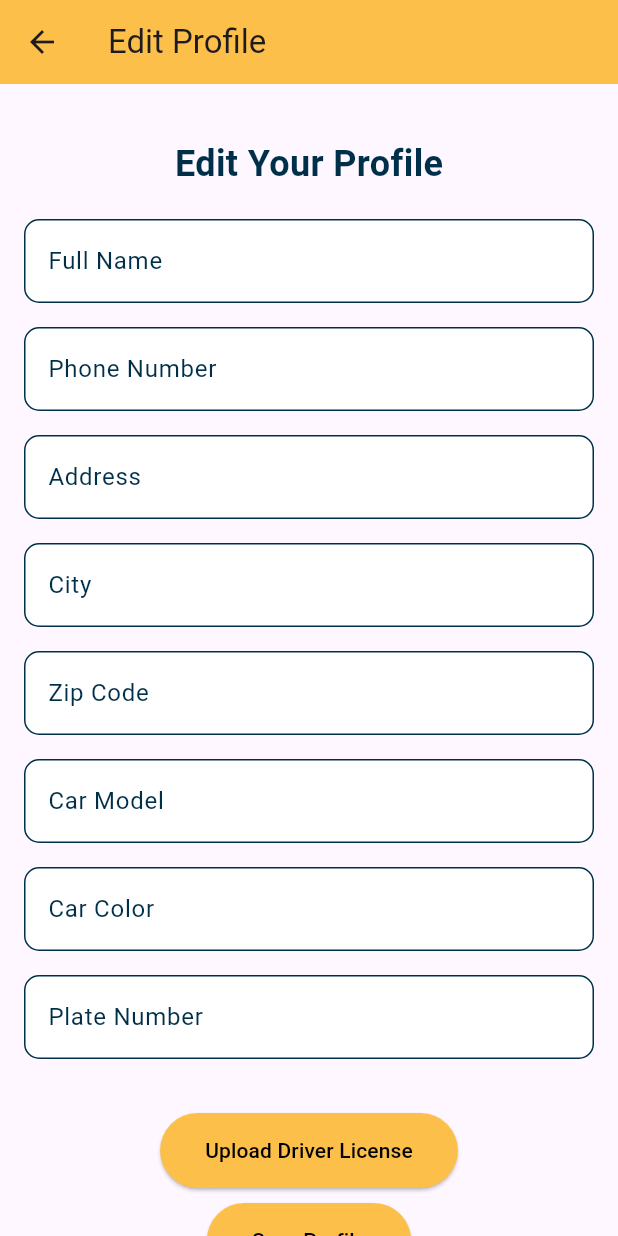
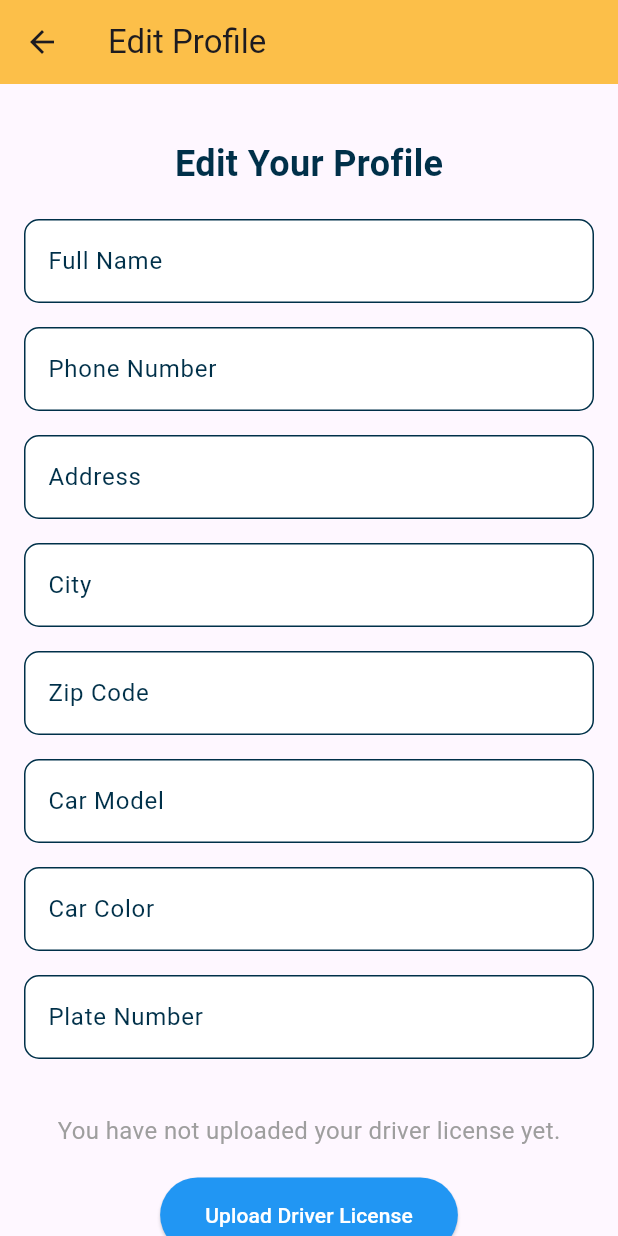
Before and after one commit to jessicamaximo23/HangryAppFlutter, a Flutter app: the EditProfileScreenDriver screen opened directly with empty values, on a phone screen of 412 x 824 dp. Run offline on Flutter 3.47's test engine with Material 3 defaults, Android fonts, the phone set to English and light mode, and no system bars; our stand-ins replace firebase_auth, firebase_core, firebase_database, firebase_storage, image_picker; missing offline and left inert: dart:ffi; accounts and stored records are empty.

Commit message:
Start alert for user see the status for driver license

```diff
--- a/lib/driverprofile_screen.dart
+++ b/lib/driverprofile_screen.dart
@@ -263,6 +263,7 @@ class EditProfileScreenDriver extends StatefulWidget {
 
   @override
   _EditProfileScreenDriverState createState() => _EditProfileScreenDriverState();
+
 }
 
 class _EditProfileScreenDriverState extends State<EditProfileScreenDriver> {
@@ -279,9 +280,170 @@ class _EditProfileScreenDriverState extends State<EditProfileScreenDriver> {
   String? _driverLicenseUrl;
 
   @override
+  Widget build(BuildContext context) {
+    return Scaffold(
+      appBar: AppBar(
+        title: const Text('Edit Profile'),
+        backgroundColor: hangryYellow,
+        elevation: 0,
+      ),
+      body: SingleChildScrollView(
+        child: Padding(
+          padding: const EdgeInsets.all(16.0),
+          child: Column(
+            crossAxisAlignment: CrossAxisAlignment.start,
+            children: [
+              const SizedBox(height: 20),
+              Center(
+                child: Text(
+                  'Edit Your Profile',
+                  style: TextStyle(
+                    fontSize: 24,
+                    fontWeight: FontWeight.bold,
+                    color: hangryBlue,
+                  ),
+                ),
+              ),
+              const SizedBox(height: 20),
+
+
+              _buildStyledTextField(fullnameController, 'Full Name'),
+              _buildStyledTextField(phoneNumberController, 'Phone Number'),
+              _buildStyledTextField(addressController, 'Address'),
+              _buildStyledTextField(cityController, 'City'),
+              _buildStyledTextField(zipCodeController, 'Zip Code'),
+              _buildStyledTextField(carModelController, 'Car Model'),
+              _buildStyledTextField(carColorController, 'Car Color'),
+              _buildStyledTextField(plateNumberController, 'Plate Number'),
+
+              const SizedBox(height: 20),
+
+              Center(
+                child: Column(
+                  children: [
+
+                    StreamBuilder<DatabaseEvent>(
+                      stream: FirebaseDatabase.instance
+                          .ref("users/${widget.userId}/profile/status")
+                          .onValue,
+                      builder: (context, snapshot) {
+                        if (snapshot.connectionState == ConnectionState.waiting) {
+                          return CircularProgressIndicator(); // Exibe um loading enquanto carrega
+                        } else if (snapshot.hasError) {
+                          return Text(
+                            'Error: ${snapshot.error}',
+                            style: TextStyle(color: Colors.red),
+                          );
+                        } else if (!snapshot.hasData || snapshot.data!.snapshot.value == null) {
+                          // Se não houver status, o usuário ainda não fez o upload da foto
+                          return Column(
+                            children: [
+                              Text(
+                                'You have not uploaded your driver license yet.',
+                                style: TextStyle(color: Colors.grey, fontSize: 16),
+                              ),
+                              SizedBox(height: 20),
+                              ElevatedButton(
+                                onPressed: _pickImage, // Método para selecionar a foto
+                                style: ElevatedButton.styleFrom(
+                                  backgroundColor: Colors.blue,
+                                  foregroundColor: Colors.white,
+                                  padding: EdgeInsets.symmetric(horizontal: 30, vertical: 15),
+                                ),
+                                child: Text('Upload Driver License'),
+                              ),
+                            ],
+                          );
+                        } else {
+                          String status = snapshot.data!.snapshot.value as String;
+
+                          // Mensagens personalizadas para cada status
+                          String message;
+                          Color color;
+                          IconData icon;
+
+                          switch (status) {
+                            case 'pending':
+                              message = 'Your driver license is under review. ';
+                              color = Colors.orange;
+                              icon = Icons.access_time;
+                              break;
+                            case 'approved':
+                              message = 'Your driver license has been approved.';
+                              color = Colors.green;
+                              icon = Icons.check_circle;
+                              break;
+                            case 'rejected':
+                              message = 'Your driver license has been rejected.';
+                              color = Colors.red;
+                              icon = Icons.error;
+                              break;
+                            default:
+                              message = 'You can upload your driver license now.';
+                              color = Colors.blue;
+                              icon = Icons.upload;
+                          }
+
+                          return Column(
+                            children: [
+                              Row(
+                                mainAxisAlignment: MainAxisAlignment.center,
+                                children: [
+                                  Icon(icon, color: color, size: 24),
+                                  SizedBox(width: 10),
+                                  Text(
+                                    message,
+                                    style: TextStyle(color: color, fontSize: 16),
+                                    textAlign: TextAlign.center,
+                                  ),
+                                ],
+                              ),
+                              if (status == 'rejected' || status == '') // Mostra o botão de upload se a foto foi rejeitada ou se não há status
+                                SizedBox(height: 20),
+
+
+                            ],
+                          );
+                        }
+                      },
+                    ),
+                    ElevatedButton(
+                      onPressed: _pickImage,
+                      style: ElevatedButton.styleFrom(
+                        backgroundColor: hangryYellow,
+                        foregroundColor: Colors.black,
+                        padding: EdgeInsets.symmetric(
+                            horizontal: 30, vertical: 15),
+                      ),
+                      child: const Text('Upload Driver License'),
+                    ),
+                    const SizedBox(height: 10),
+                    ElevatedButton(
+                      onPressed: _saveProfileData,
+                      style: ElevatedButton.styleFrom(
+                        backgroundColor: hangryYellow,
+                        foregroundColor: Colors.black,
+                        padding: EdgeInsets.symmetric(
+                            horizontal: 30, vertical: 15),
+                      ),
+                      child: const Text('Save Profile'),
+                    ),
+                  ],
+                ),
+              ),
+            ],
+          ),
+        ),
+      ),
+    );
+  }
+
+  @override
   void initState() {
     super.initState();
+
     _loadProfileData();
+    _checkDriverLicenseStatus();
   }
 
   Future<void> _loadProfileData() async {
@@ -338,26 +500,40 @@ class _EditProfileScreenDriverState extends State<EditProfileScreenDriver> {
 
   Future<void> _uploadDriverLicense(File image) async {
     try {
+      DatabaseReference ref = FirebaseDatabase.instance.ref("users/${widget.userId}/profile");
+      DatabaseEvent event = await ref.once();
+
+      if (event.snapshot.value != null) {
+        final data = event.snapshot.value as Map<dynamic, dynamic>;
+        String? driverLicenseUrl = data['driverLicenseUrl'];
+        String? status = data['status'];
+
+        if (driverLicenseUrl != null && status == 'pending') {
+          ScaffoldMessenger.of(context).showSnackBar(
+            SnackBar(content: Text('Your driver license is already under review. Please wait for admin approval.')),
+          );
+          return;
+        }
+      }
+
       final storageRef = FirebaseStorage.instance
-          .ref().child('${widget.userId}/driver_license.jpg');
-
+          .ref()
+          .child('${widget.userId}/driver_license.jpg');
 
       final uploadTask = await storageRef.putFile(image);
+      final downloadURL = await uploadTask.ref.getDownloadURL();
 
-      final downloadURL = await uploadTask.ref.getDownloadURL();
+      await ref.update({
+        'driverLicenseUrl': downloadURL,
+        'status': 'pending',
+      });
 
       setState(() {
         _driverLicenseUrl = downloadURL;
       });
 
-      DatabaseReference ref = FirebaseDatabase.instance.ref(
-          "users/${widget.userId}/profile");
-      await ref.update({
-        'driverLicenseUrl': downloadURL,
-      });
-
       ScaffoldMessenger.of(context).showSnackBar(
-        const SnackBar(content: Text('Photo added successfully!')),
+        const SnackBar(content: Text('Photo uploaded successfully! Awaiting admin approval.')),
       );
     } catch (e) {
       print("Error uploading image: $e");
@@ -367,80 +543,35 @@ class _EditProfileScreenDriverState extends State<EditProfileScreenDriver> {
     }
   }
 
+  Future<void> _checkDriverLicenseStatus() async {
+    try {
+      DatabaseReference ref = FirebaseDatabase.instance.ref("users/${widget.userId}/profile");
+      DatabaseEvent event = await ref.once();
+
+      if (event.snapshot.value != null) {
+        final data = event.snapshot.value as Map<dynamic, dynamic>;
+        String? driverLicenseUrl = data['driverLicenseUrl'];
+        String? status = data['status'];
+
+        if (driverLicenseUrl != null && status == 'pending') {
+
+          ScaffoldMessenger.of(context).showSnackBar(
+            SnackBar(content: Text('Your driver license is under review. Please wait for admin approval.')),
+          );
+        } else if (driverLicenseUrl == null) {
+
+          ScaffoldMessenger.of(context).showSnackBar(
+            SnackBar(content: Text('You can upload your driver license now.')),
+          );
+        }
+      }
+    } catch (e) {
+      print("Error checking driver license status: $e");
+    }
+  }
 
 
-  @override
-  Widget build(BuildContext context) {
-    return Scaffold(
-      appBar: AppBar(
-        title: const Text('Edit Profile'),
-        backgroundColor: hangryYellow,
-        elevation: 0,
-      ),
-      body: SingleChildScrollView(
-        child: Padding(
-          padding: const EdgeInsets.all(16.0),
-          child: Column(
-            crossAxisAlignment: CrossAxisAlignment.start,
-            children: [
-              const SizedBox(height: 20),
-              Center(
-                child: Text(
-                  'Edit Your Profile',
-                  style: TextStyle(
-                    fontSize: 24,
-                    fontWeight: FontWeight.bold,
-                    color: hangryBlue,
-                  ),
-                ),
-              ),
-              const SizedBox(height: 20),
 
-
-              _buildStyledTextField(fullnameController, 'Full Name'),
-              _buildStyledTextField(phoneNumberController, 'Phone Number'),
-              _buildStyledTextField(addressController, 'Address'),
-              _buildStyledTextField(cityController, 'City'),
-              _buildStyledTextField(zipCodeController, 'Zip Code'),
-              _buildStyledTextField(carModelController, 'Car Model'),
-              _buildStyledTextField(carColorController, 'Car Color'),
-              _buildStyledTextField(plateNumberController, 'Plate Number'),
-
-              const SizedBox(height: 20),
-
-              Center(
-                child: Column(
-                  children: [
-                    ElevatedButton(
-                      onPressed: _pickImage,
-                      style: ElevatedButton.styleFrom(
-                        backgroundColor: hangryYellow,
-                        foregroundColor: Colors.black,
-                        padding: EdgeInsets.symmetric(
-                            horizontal: 30, vertical: 15),
-                      ),
-                      child: const Text('Upload Driver License'),
-                    ),
-                    const SizedBox(height: 10),
-                    ElevatedButton(
-                      onPressed: _saveProfileData,
-                      style: ElevatedButton.styleFrom(
-                        backgroundColor: hangryYellow,
-                        foregroundColor: Colors.black,
-                        padding: EdgeInsets.symmetric(
-                            horizontal: 30, vertical: 15),
-                      ),
-                      child: const Text('Save Profile'),
-                    ),
-                  ],
-                ),
-              ),
-            ],
-          ),
-        ),
-      ),
-    );
-  }
 
   Widget _buildStyledTextField(TextEditingController controller, String label) {
     return Padding(
```
Also changed, not shown: 4 other files.
